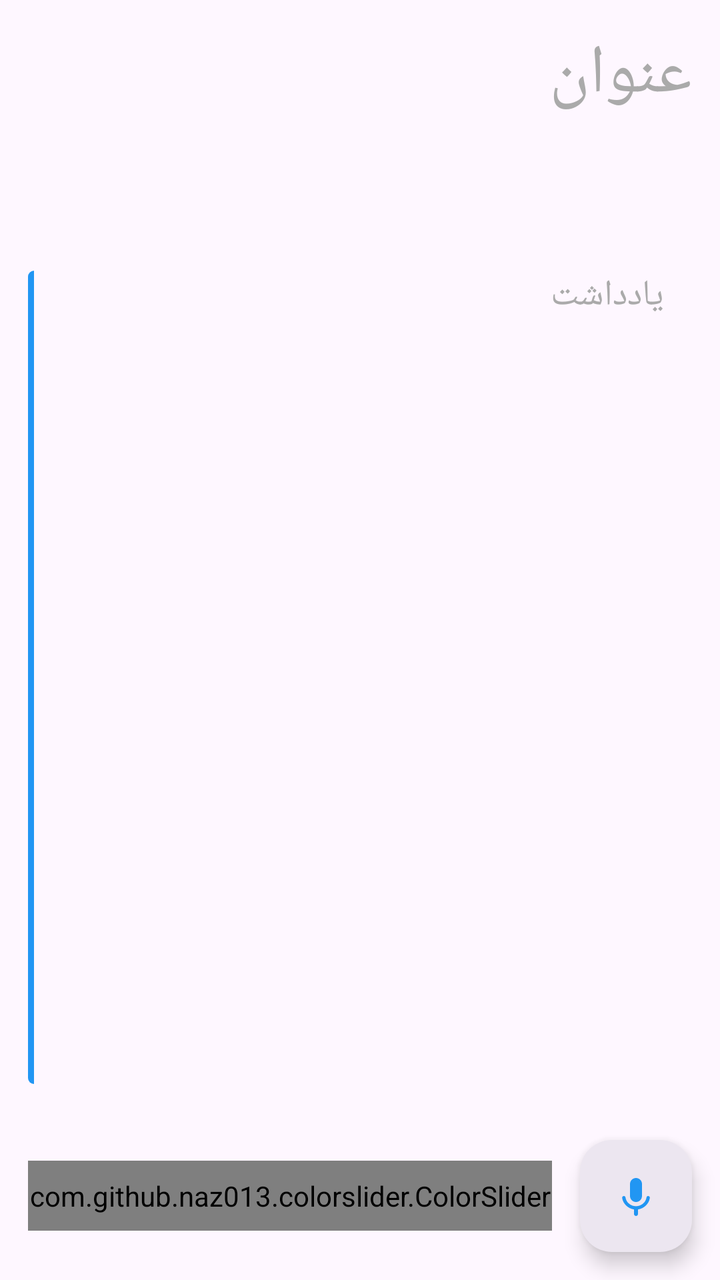
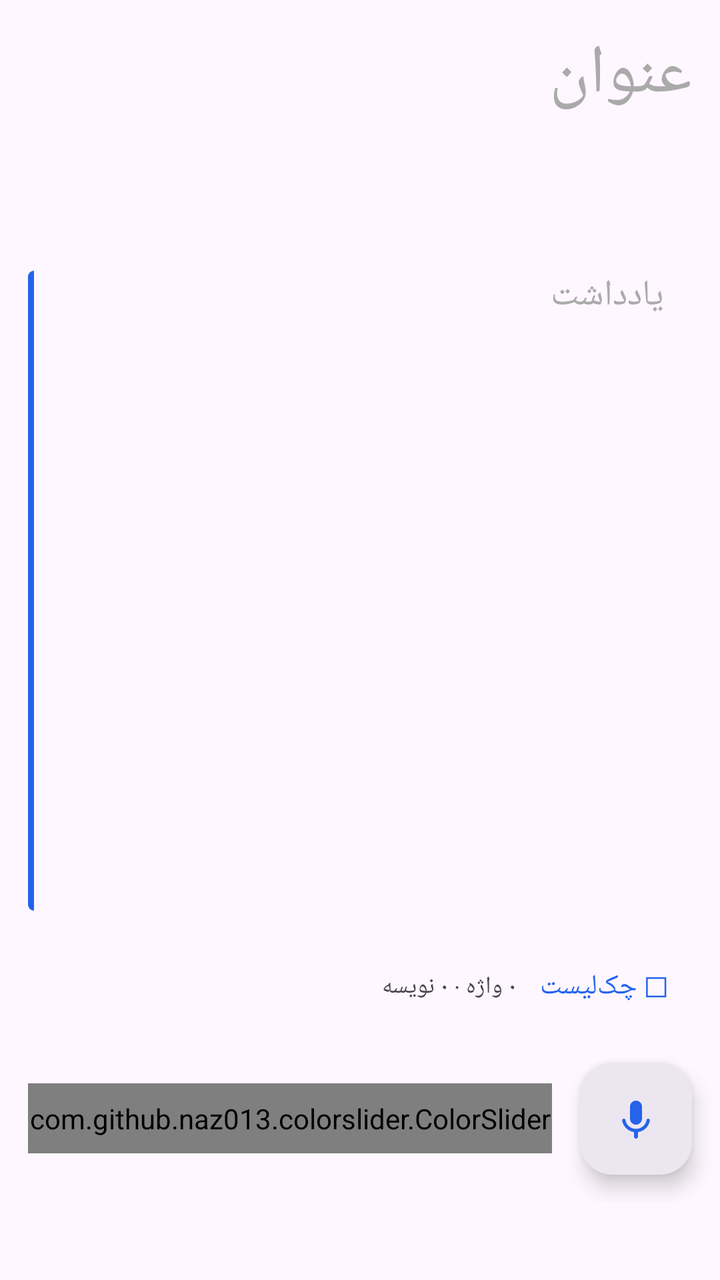

Two renders of the same Android screen: before a commit and after it. Below are the layout's source before the change and the commit's diff.
<!-- AndroidManifest.xml: application theme Theme.Notes -->
<!-- res/layout/fragment_detail.xml -->
<?xml version="1.0" encoding="utf-8"?>
<layout xmlns:android="http://schemas.android.com/apk/res/android"
    xmlns:app="http://schemas.android.com/apk/res-auto">

    <LinearLayout
        android:id="@+id/background"
        android:layout_width="match_parent"
        android:layout_height="match_parent"
        android:orientation="vertical">

        <EditText
            android:id="@+id/et_add_title"
            style="@style/DetailStyle"
            android:hint="@string/title"
            android:importantForAutofill="no"
            android:text=""
            android:textColorHint="@color/grey" />

        <TextView
            android:id="@+id/tv_note_date"
            style="@style/DateTimeStyle"
            android:layout_width="match_parent"
            android:layout_height="wrap_content"
            android:textSize="14dp"
            android:textStyle="italic" />

        <LinearLayout
            android:id="@+id/linearLayout"
            android:layout_width="match_parent"
            android:layout_height="0dp"
            android:layout_margin="@dimen/margin_14"
            android:layout_weight="1"
            android:orientation="horizontal">

            <View
                android:id="@+id/view"
                android:layout_width="3dp"
                android:layout_height="match_parent"
                android:background="@drawable/content_note_style" />

            <EditText
                android:id="@+id/et_add_note"
                style="@style/DetailStyle"
                android:layout_width="match_parent"
                android:layout_height="match_parent"
                android:layout_margin="0dp"
                android:background="@android:color/transparent"
                android:ems="10"
                android:gravity="start|top"
                android:hint="@string/note"
                android:importantForAutofill="no"
                android:inputType="textMultiLine"
                android:maxLines="18"
                android:minHeight="40dp"
                android:paddingStart="@dimen/margin_14"
                android:paddingEnd="@dimen/margin_14"
                android:textColorHint="@color/grey"
                android:textSize="@dimen/large_regular_text" />

        </LinearLayout>

        <LinearLayout
            android:layout_width="match_parent"
            android:layout_height="wrap_content"
            android:orientation="horizontal">

            <com.github.naz013.colorslider.ColorSlider
                android:id="@+id/color_slider"
                android:layout_width="0dp"
                android:layout_height="35dp"
                android:layout_gravity="center_vertical"
                android:layout_marginStart="@dimen/margin_14"
                android:layout_weight="1"
                app:cs_hex_colors="@array/hex_colors"
                app:cs_selector_color="@color/colorPrimary" />

            <com.google.android.material.floatingactionbutton.FloatingActionButton
                android:id="@+id/fab_stt"
                style="@style/Widget.Material3.FloatingActionButton.Surface"
                android:layout_width="wrap_content"
                android:layout_height="wrap_content"
                android:layout_margin="@dimen/margin_14"
                android:contentDescription="@string/speech_to_text_button"
                app:srcCompat="@drawable/round_keyboard_voice_24" />

        </LinearLayout>

    </LinearLayout>
</layout>
<!-- resources referenced by this layout -->
<resources>
  <string-array name="hex_colors">
          <item>#FFFFFF</item>
  
  
  
          <item>#E3E3FF</item>
          <item>#DFF2FD</item>
          <item>#E2FCE6</item>
          <item>#FCFADE</item>
          <item>#FFEEE2</item>
          <item>#FFDBDB</item>
      </string-array>
  <color name="colorPrimary">#2196F3</color>
  <color name="grey">@android:color/darker_gray</color>
  <dimen name="large_regular_text">18sp</dimen>
  <dimen name="margin_14">14dp</dimen>
  <!-- drawable content_note_style (drawable) -->
  <shape xmlns:android="http://schemas.android.com/apk/res/android">
  
      <size android:height="1dp" />
      <solid android:color="@color/colorPrimary" />
      <corners
          android:bottomLeftRadius="4dp"
          android:topLeftRadius="4dp" />
  </shape>
  <string name="note">یادداشت</string>
  <string name="speech_to_text_button">الان صحبت کن!</string>
  <string name="title">عنوان</string>
  <style name="DateTimeStyle">
          <item name="android:textSize">@dimen/small_italic_text</item>
          <item name="android:fontFamily">@font/sans</item>
          <item name="android:layout_width">wrap_content</item>
          <item name="android:textColor">@color/dark_grey</item>
          <item name="android:layout_height">wrap_content</item>
          <item name="android:layout_margin">@dimen/margin_14</item>
      </style>
  <style name="DetailStyle" parent="TextAppearance.AppCompat.Display1">
          <item name="android:layout_width">match_parent</item>
          <item name="android:textColor">@color/dark_grey</item>
          <item name="android:fontFamily">@font/sans</item>
          <item name="android:layout_height">wrap_content</item>
          <item name="android:layout_margin">@dimen/margin_14</item>
          <item name="android:background">@android:color/transparent</item>
          <item name="android:inputType">text</item>
      </style>
  <style name="Theme.Notes" parent="Theme.Material3.DayNight">
          <item name="android:statusBarColor">@color/statusBarColor</item>
          <item name="android:windowLightStatusBar">@bool/windowLightStatusBar</item>
          <item name="colorPrimary">@color/colorPrimary</item>
          <item name="colorPrimaryContainer">@color/colorPrimaryContainer</item>
          <item name="colorOnPrimaryContainer">@color/colorOnPrimaryContainer</item>
          <item name="colorSecondary">@color/colorPrimary</item>
          <item name="background">@color/background</item>
          <item name="colorSurface">@color/background</item>
          <item name="colorOnSurface">@color/colorOnSurface</item>
          <item name="fontFamily">@font/sans</item>
      </style>
  <dimen name="small_italic_text">12sp</dimen>
  <color name="dark_grey">#2E2D2D</color>
  <color name="statusBarColor">#E3F2FD</color>
  <color name="colorPrimaryContainer">#E3F2FD</color>
  <color name="colorOnPrimaryContainer">#1565C0</color>
  <color name="background">#FFFFFF</color>
  <color name="colorOnSurface">#000000</color>
  <!-- unchanged entries left out for length: 1 -->
</resources>

<!-- the commit's change to res/layout/fragment_detail.xml (unified diff, before → after) -->
@@ -2,18 +2,25 @@
 <layout xmlns:android="http://schemas.android.com/apk/res/android"
     xmlns:app="http://schemas.android.com/apk/res-auto">
 
-    <LinearLayout
+    <androidx.core.widget.NestedScrollView
         android:id="@+id/background"
         android:layout_width="match_parent"
         android:layout_height="match_parent"
-        android:orientation="vertical">
+        android:fillViewport="true"
+        android:scrollbars="vertical">
+
+        <LinearLayout
+            android:layout_width="match_parent"
+            android:layout_height="wrap_content"
+            android:orientation="vertical">
 
         <EditText
             android:id="@+id/et_add_title"
             style="@style/DetailStyle"
             android:hint="@string/title"
             android:importantForAutofill="no"
-            android:text=""
+            android:inputType="textCapSentences"
+            android:maxLines="2"
             android:textColorHint="@color/grey" />
 
         <TextView
@@ -21,15 +28,14 @@
             style="@style/DateTimeStyle"
             android:layout_width="match_parent"
             android:layout_height="wrap_content"
-            android:textSize="14dp"
+            android:textSize="14sp"
             android:textStyle="italic" />
 
         <LinearLayout
             android:id="@+id/linearLayout"
             android:layout_width="match_parent"
-            android:layout_height="0dp"
+            android:layout_height="wrap_content"
             android:layout_margin="@dimen/margin_14"
-            android:layout_weight="1"
             android:orientation="horizontal">
 
             <View
@@ -42,21 +48,42 @@
                 android:id="@+id/et_add_note"
                 style="@style/DetailStyle"
                 android:layout_width="match_parent"
-                android:layout_height="match_parent"
+                android:layout_height="wrap_content"
                 android:layout_margin="0dp"
                 android:background="@android:color/transparent"
-                android:ems="10"
                 android:gravity="start|top"
                 android:hint="@string/note"
                 android:importantForAutofill="no"
-                android:inputType="textMultiLine"
-                android:maxLines="18"
-                android:minHeight="40dp"
+                android:inputType="textCapSentences|textMultiLine"
+                android:minHeight="320dp"
                 android:paddingStart="@dimen/margin_14"
                 android:paddingEnd="@dimen/margin_14"
                 android:textColorHint="@color/grey"
                 android:textSize="@dimen/large_regular_text" />
 
+        </LinearLayout>
+
+        <LinearLayout
+            android:layout_width="match_parent"
+            android:layout_height="wrap_content"
+            android:layout_marginHorizontal="@dimen/margin_14"
+            android:gravity="center_vertical"
+            android:orientation="horizontal">
+
+            <TextView
+                android:id="@+id/tv_text_stats"
+                android:layout_width="0dp"
+                android:layout_height="wrap_content"
+                android:layout_weight="1"
+                android:text="@string/empty_text_stats"
+                android:textSize="12sp" />
+
+            <com.google.android.material.button.MaterialButton
+                android:id="@+id/btn_checklist"
+                style="@style/Widget.Material3.Button.TextButton"
+                android:layout_width="wrap_content"
+                android:layout_height="wrap_content"
+                android:text="@string/insert_checklist" />
         </LinearLayout>
 
         <LinearLayout
@@ -85,5 +112,6 @@
 
         </LinearLayout>
 
-    </LinearLayout>
+        </LinearLayout>
+    </androidx.core.widget.NestedScrollView>
 </layout>
<!-- resource entries referenced after the edit -->
@@ -12,7 +12,7 @@
           <item>#FFEEE2</item>
           <item>#FFDBDB</item>
       </string-array>
-  <color name="colorPrimary">#2196F3</color>
+  <color name="colorPrimary">#2563EB</color>
   <color name="grey">@android:color/darker_gray</color>
   <dimen name="large_regular_text">18sp</dimen>
   <dimen name="margin_14">14dp</dimen>
@@ -25,6 +25,8 @@
           android:bottomLeftRadius="4dp"
           android:topLeftRadius="4dp" />
   </shape>
+  <string name="empty_text_stats">۰ واژه · ۰ نویسه</string>
+  <string name="insert_checklist">☐ چک‌لیست</string>
   <string name="note">یادداشت</string>
   <string name="speech_to_text_button">الان صحبت کن!</string>
   <string name="title">عنوان</string>
@@ -55,15 +57,27 @@
           <item name="background">@color/background</item>
           <item name="colorSurface">@color/background</item>
           <item name="colorOnSurface">@color/colorOnSurface</item>
+          <item name="actionBarStyle">@style/NotesActionBar</item>
+          <item name="actionBarTheme">@style/NotesActionBarTheme</item>
           <item name="fontFamily">@font/sans</item>
       </style>
   <dimen name="small_italic_text">12sp</dimen>
   <color name="dark_grey">#2E2D2D</color>
-  <color name="statusBarColor">#E3F2FD</color>
-  <color name="colorPrimaryContainer">#E3F2FD</color>
-  <color name="colorOnPrimaryContainer">#1565C0</color>
-  <color name="background">#FFFFFF</color>
-  <color name="colorOnSurface">#000000</color>
+  <color name="statusBarColor">#1D4ED8</color>
+  <color name="colorPrimaryContainer">#2563EB</color>
+  <color name="colorOnPrimaryContainer">#FFFFFF</color>
+  <color name="background">#F6F9FF</color>
+  <color name="colorOnSurface">#14213D</color>
+  <style name="NotesActionBar" parent="Widget.AppCompat.ActionBar.Solid">
+          <item name="background">@color/colorPrimaryContainer</item>
+          <item name="titleTextStyle">@style/NotesActionBarTitle</item>
+      </style>
+  <style name="NotesActionBarTheme" parent="ThemeOverlay.AppCompat.ActionBar">
+          <item name="colorControlNormal">@color/colorOnPrimaryContainer</item>
+      </style>
+  <style name="NotesActionBarTitle" parent="TextAppearance.AppCompat.Widget.ActionBar.Title">
+          <item name="android:textColor">@color/colorOnPrimaryContainer</item>
+      </style>
   <!-- unchanged entries left out for length: 1 -->
 </resources>
 
